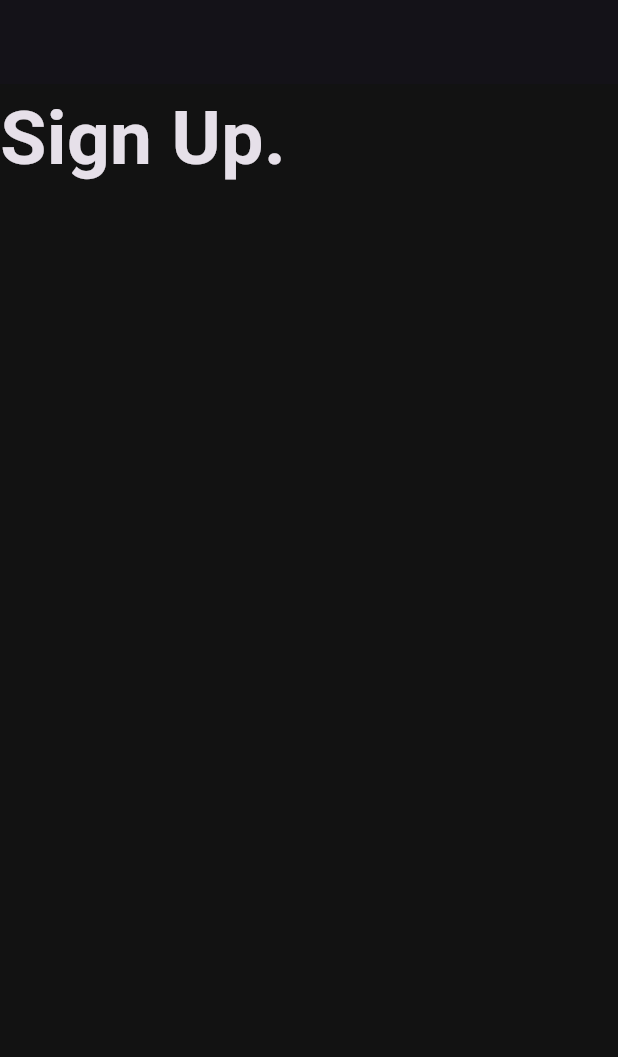
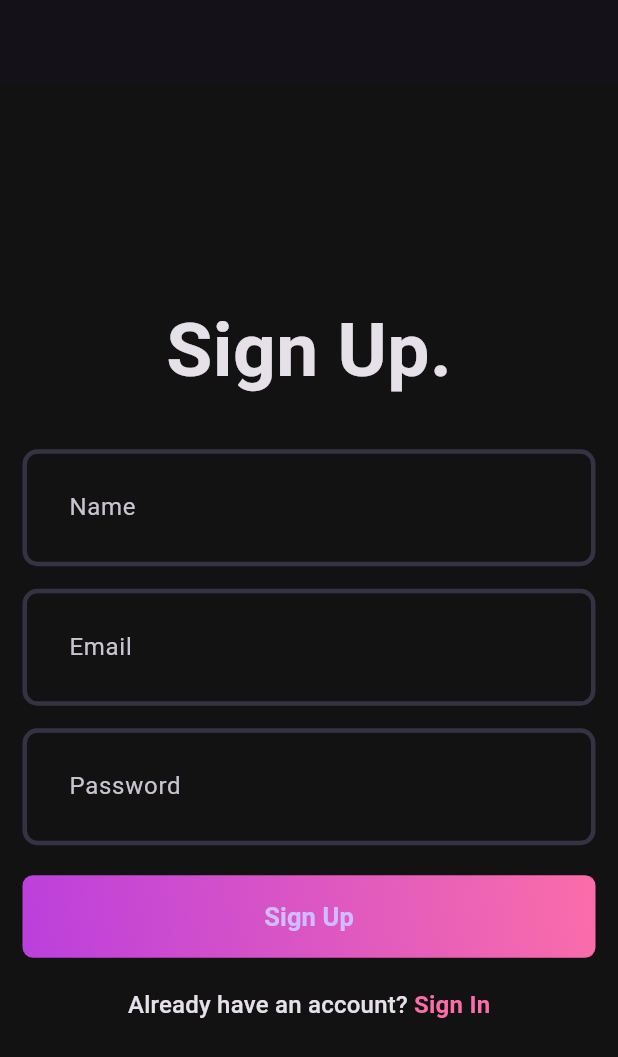
Before and after one commit to Olamigoke10/FlutterMusicApp, a Flutter app: the screen it shows after launch, on a phone screen of 412 x 824 dp. Shown: the top 1057 px of the screen. Run offline on Flutter 3.47's test engine with Material 3 defaults, Android fonts, the phone set to English and light mode, and no system bars.

Commit message:
Sign Up Ui

```diff
--- a/client/lib/core/theme/theme.dart
+++ b/client/lib/core/theme/theme.dart
@@ -2,10 +2,19 @@ import 'package:client/core/theme/app_pallete.dart';
 import 'package:flutter/material.dart';
 
 class AppTheme {
+  static OutlineInputBorder  _border(Color color) => OutlineInputBorder(
+        borderSide: BorderSide(
+          color: color,
+          width: 3,
+        ),
+        borderRadius: BorderRadius.circular(10),
+      );
   static final darkThemeMode = ThemeData.dark().copyWith(
     scaffoldBackgroundColor: Pallete.backgroundColor,
     inputDecorationTheme: InputDecorationTheme(
-
+      contentPadding: const EdgeInsets.all(27),
+      enabledBorder: _border(Pallete.borderColor),
+      focusedBorder: _border(Pallete.gradient2),
     ),
   );
 }
--- a/client/lib/features/auth/view/pages/signup_page.dart
+++ b/client/lib/features/auth/view/pages/signup_page.dart
@@ -1,3 +1,6 @@
+import 'package:client/core/theme/app_pallete.dart';
+import 'package:client/features/auth/view/widgets/auth_gradient_button.dart';
+import 'package:client/features/auth/view/widgets/custom_field.dart';
 import 'package:flutter/material.dart';
 
 class SignUpPage extends StatefulWidget {
@@ -12,13 +15,46 @@ class _SignUpPageState extends State<SignUpPage> {
   Widget build(BuildContext context) {
     return Scaffold(
       appBar: AppBar(),
-      body: Column(
+      body:  Padding(
+        padding: const EdgeInsets.all(15.0),
+        child: Column(
+          mainAxisAlignment: MainAxisAlignment.center,
           children: [
             const Text(
               'Sign Up.',
               style: TextStyle(fontSize: 50, fontWeight: FontWeight.bold),
             ),
+            const SizedBox(height: 30,),
+            const CustomField(
+              hintText: "Name",
+            ),
+            const SizedBox(height: 15,),
+            const CustomField(
+              hintText: "Email",
+            ),
+            const SizedBox(height: 15,),
+            const CustomField(
+              hintText: "Password",
+            ),
+            const SizedBox(height: 20,),
+            const AuthGradientButton(),
+            const SizedBox(height: 20,),
+            RichText(
+              text: TextSpan(
+                text: 'Already have an account? ',
+                style: Theme.of(context).textTheme.titleMedium,
+                children: [
+                  TextSpan(
+                    text: "Sign In",
+                    style: TextStyle(
+                      color: Pallete.gradient2,
+                      fontWeight: FontWeight.bold
+                    )
+                  )
+                ]
+            ))
           ],
+        ),
       ),
     );
   }
--- /dev/null
+++ b/client/lib/features/auth/view/widgets/auth_gradient_button.dart
@@ -0,0 +1,34 @@
+import 'package:client/core/theme/app_pallete.dart';
+import 'package:flutter/material.dart';
+
+class AuthGradientButton extends StatelessWidget {
+  const AuthGradientButton({super.key});
+
+  @override
+  Widget build(BuildContext context) {
+    return Container(
+      decoration: BoxDecoration(
+        gradient: const LinearGradient(
+          colors: [Pallete.gradient1, Pallete.gradient2],
+          begin: Alignment.bottomLeft,
+          end: Alignment.topRight,
+          ),
+          borderRadius: BorderRadius.circular(7)
+      ),
+      child: ElevatedButton(
+        onPressed: () {},
+        style: ElevatedButton.styleFrom(
+          fixedSize: const Size(395, 55),
+          backgroundColor: Pallete.transparentColor,
+          shadowColor: Pallete.transparentColor,
+        ),
+         child: Text(
+          'Sign Up',
+          style: TextStyle(
+            fontSize: 17,
+            fontWeight: FontWeight.w600,
+          ),
+         )),
+    );
+  }
+}
--- a/client/lib/features/auth/view/widgets/custom_field.dart
+++ b/client/lib/features/auth/view/widgets/custom_field.dart
@@ -1,12 +1,16 @@
+import 'package:client/core/theme/app_pallete.dart';
 import 'package:flutter/material.dart';
 
 class CustomField extends StatelessWidget {
-  const CustomField({super.key});
+  final String hintText;
+  const CustomField({super.key, required this.hintText});
 
   @override
   Widget build(BuildContext context) {
     return TextFormField(
-      decoration: InputDecoration(),
+       decoration: InputDecoration(
+        hintText: hintText,
+       ),
     );
   }
 }
```
Lines whose indentation alone changed are shown as unchanged.
